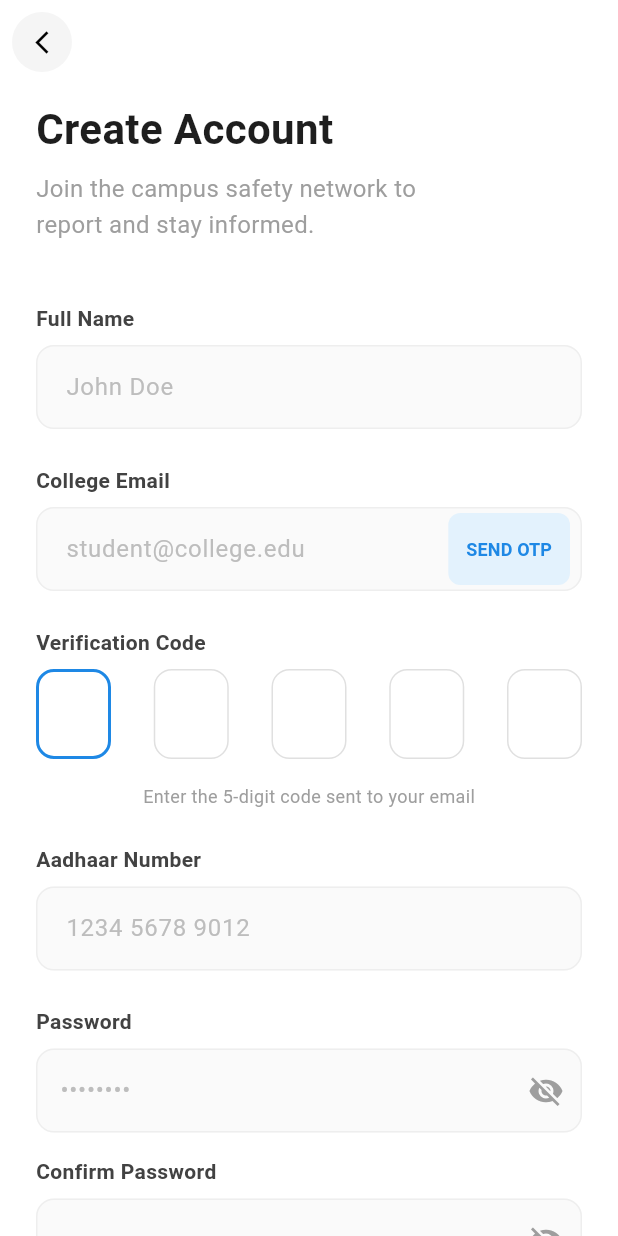
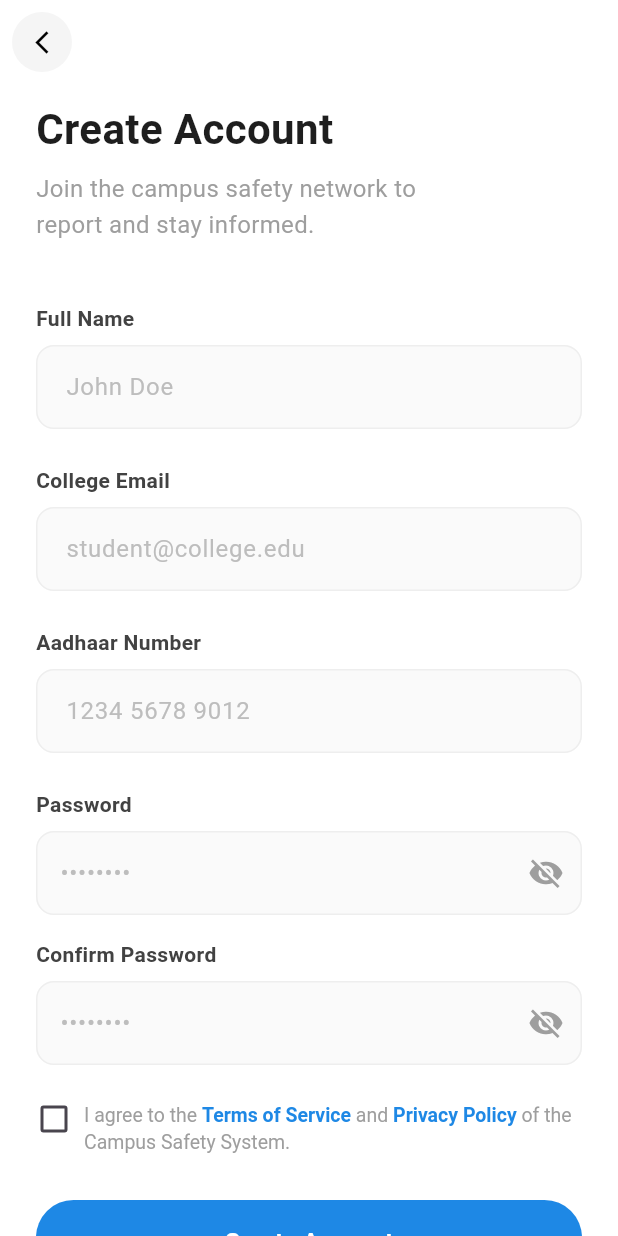
Before and after one commit to Abhishek-jaison/crime-report, a Flutter app: the SignupScreen screen opened directly, on a phone screen of 412 x 824 dp. Run offline on Flutter 3.47's test engine with Material 3 defaults, Android fonts, the phone set to English and light mode, and no system bars; our stand-ins replace flutter_map, geolocator, image_picker, latlong2, shared_preferences; missing offline and left inert: floating_frosted_bottom_bar, flutter_map_heatmap; accounts and stored records are empty; network calls fail.

Commit message:
removed OTP

```diff
--- a/crimereport/lib/features/auth/presentation/pages/signup_screen.dart
+++ b/crimereport/lib/features/auth/presentation/pages/signup_screen.dart
@@ -2,7 +2,6 @@ import 'package:flutter/material.dart';
 import 'package:crimereport/core/services/auth_service.dart';
 import 'package:crimereport/features/auth/presentation/pages/login_screen.dart';
 import 'package:shared_preferences/shared_preferences.dart';
-import 'dart:async';
 
 class SignupScreen extends StatefulWidget {
   const SignupScreen({super.key});
@@ -15,51 +14,24 @@ class _SignupScreenState extends State<SignupScreen> {
   final _formKey = GlobalKey<FormState>();
   final _nameController = TextEditingController();
   final _emailController = TextEditingController();
-  final _otpController = TextEditingController();
   final _passwordController = TextEditingController();
   final _confirmPasswordController = TextEditingController();
   final _aadhaarController = TextEditingController();
 
   final AuthService _authService = AuthService();
   bool _isLoading = false;
-  bool _isOtpSent = false;
   bool _isAgreedToTerms = false;
   bool _isPasswordVisible = false;
   bool _isConfirmPasswordVisible = false;
-
-  Timer? _timer;
-  int _start = 60;
-  bool _canResend = false;
 
   @override
   void dispose() {
     _nameController.dispose();
     _emailController.dispose();
-    _otpController.dispose();
     _passwordController.dispose();
     _confirmPasswordController.dispose();
     _aadhaarController.dispose();
-    _timer?.cancel();
     super.dispose();
-  }
-
-  void _startTimer() {
-    setState(() {
-      _start = 60;
-      _canResend = false;
-    });
-    _timer = Timer.periodic(const Duration(seconds: 1), (timer) {
-      if (_start == 0) {
-        setState(() {
-          _timer?.cancel();
-          _canResend = true;
-        });
-      } else {
-        setState(() {
-          _start--;
-        });
-      }
-    });
   }
 
   void _showSnackBar(String message, {bool isError = false}) {
@@ -72,59 +44,21 @@ class _SignupScreenState extends State<SignupScreen> {
     );
   }
 
-  Future<void> _sendOtp() async {
-    final email = _emailController.text.trim();
-    if (email.isEmpty || !email.contains('@')) {
-      _showSnackBar('Please enter a valid email address.', isError: true);
-      return;
-    }
-
-    setState(() => _isLoading = true);
-    final result = await _authService.sendOtp(email);
-    setState(() => _isLoading = false);
-
-    if (result['success']) {
-      _showSnackBar('OTP Sent! Check your email.');
-      setState(() {
-        _isOtpSent = true;
-      });
-      _startTimer();
-    } else {
-      _showSnackBar(result['message'] ?? 'Failed to send OTP', isError: true);
-    }
-  }
-
   Future<void> _createAccount() async {
     if (_formKey.currentState!.validate()) {
       if (!_isAgreedToTerms) {
         _showSnackBar('You must agree to the Terms of Service', isError: true);
         return;
       }
-      if (!_isOtpSent) {
-        _showSnackBar('Please create and verify OTP first', isError: true);
-        return;
-      }
 
       setState(() => _isLoading = true);
 
-      // 1. Verify OTP
-      final verifyResult = await _authService.verifyOtp(
-        _emailController.text.trim(),
-        _otpController.text.trim(),
-      );
-
-      if (!verifyResult['success']) {
-        setState(() => _isLoading = false);
-        _showSnackBar(verifyResult['message'] ?? 'Invalid OTP', isError: true);
-        return;
-      }
-
-      // 2. Signup
+      // Signup directly
       final signupResult = await _authService.signup(
         _nameController.text.trim(),
         _emailController.text.trim(),
         _passwordController.text.trim(),
-        "000000000000",
+        _aadhaarController.text.trim().isEmpty ? "000000000000" : _aadhaarController.text.trim(),
       );
 
       setState(() => _isLoading = false);
@@ -145,36 +79,6 @@ class _SignupScreenState extends State<SignupScreen> {
         );
       }
     }
-  }
-
-  Widget _buildOtpBox(int index) {
-    String char = "";
-    if (_otpController.text.length > index) {
-      char = _otpController.text[index];
-    }
-
-    bool isFocused = index == _otpController.text.length;
-
-    return Container(
-      width: 50,
-      height: 60,
-      decoration: BoxDecoration(
-        border: Border.all(
-          color: char.isNotEmpty || isFocused
-              ? const Color(0xFF1E88E5)
-              : Colors.grey.shade300,
-          width: isFocused ? 2 : 1,
-        ),
-        borderRadius: BorderRadius.circular(12),
-        color: Colors.white,
-      ),
-      child: Center(
-        child: Text(
-          char,
-          style: const TextStyle(fontSize: 24, fontWeight: FontWeight.bold),
-        ),
-      ),
-    );
   }
 
   @override
@@ -299,87 +203,14 @@ class _SignupScreenState extends State<SignupScreen> {
                         borderRadius: BorderRadius.circular(12),
                         borderSide: BorderSide(color: Colors.grey.shade200),
                       ),
-                      suffixIcon: Container(
-                        margin: const EdgeInsets.only(right: 8),
-                        child: TextButton(
-                          onPressed: (_isLoading || _isOtpSent && !_canResend)
-                              ? null
-                              : _sendOtp,
-                          style: TextButton.styleFrom(
-                            backgroundColor: const Color(0xFFE3F2FD),
-                            shape: RoundedRectangleBorder(
-                              borderRadius: BorderRadius.circular(8),
-                            ),
-                          ),
-                          child: Text(
-                            _isOtpSent && !_canResend ? "SENT" : "SEND OTP",
-                            style: TextStyle(
-                              color: const Color(0xFF1E88E5),
-                              fontWeight: FontWeight.bold,
-                              fontSize: 12,
-                            ),
-                          ),
-                        ),
-                      ),
                     ),
                     keyboardType: TextInputType.emailAddress,
-                  ),
-
-                  const SizedBox(height: 24),
-
-                  // OTP Field
-                  Row(
-                    mainAxisAlignment: MainAxisAlignment.spaceBetween,
-                    children: [
-                      const Text(
-                        "Verification Code",
-                        style: TextStyle(
-                          fontWeight: FontWeight.bold,
-                          color: Color(0xFF424242),
-                        ),
-                      ),
-                      if (_isOtpSent)
-                        Text(
-                          _canResend
-                              ? "Resend available"
-                              : "Resend in 0:${_start.toString().padLeft(2, '0')}",
-                          style: TextStyle(
-                            color: const Color(0xFF1E88E5),
-                            fontSize: 13,
-                            fontWeight: FontWeight.bold,
-                          ),
-                        ),
-                    ],
-                  ),
-                  const SizedBox(height: 8),
-                  Stack(
-                    children: [
-                      Opacity(
-                        opacity: 0.0,
-                        child: TextFormField(
-                          controller: _otpController,
-                          maxLength: 5,
-                          keyboardType: TextInputType.number,
-                          onChanged: (val) => setState(() {}),
-                        ),
-                      ),
-                      Row(
-                        mainAxisAlignment: MainAxisAlignment.spaceBetween,
-                        children: List.generate(
-                          5,
-                          (index) => _buildOtpBox(index),
-                        ),
-                      ),
-                    ],
-                  ),
-                  const Center(
-                    child: Padding(
-                      padding: EdgeInsets.only(top: 8.0),
-                      child: Text(
-                        "Enter the 5-digit code sent to your email",
-                        style: TextStyle(color: Colors.grey, fontSize: 12),
-                      ),
-                    ),
+                    validator: (value) {
+                      if (value == null || value.isEmpty || !value.contains('@')) {
+                        return 'Please enter a valid email address';
+                      }
+                      return null;
+                    },
                   ),
 
                   const SizedBox(height: 24),
@@ -461,6 +292,12 @@ class _SignupScreenState extends State<SignupScreen> {
                         borderSide: BorderSide(color: Colors.grey.shade200),
                       ),
                     ),
+                    validator: (value) {
+                      if (value == null || value.isEmpty || value.length < 6) {
+                        return 'Password must be at least 6 characters';
+                      }
+                      return null;
+                    },
                   ),
 
                   const SizedBox(height: 16),
@@ -503,6 +340,12 @@ class _SignupScreenState extends State<SignupScreen> {
                         borderSide: BorderSide(color: Colors.grey.shade200),
                       ),
                     ),
+                    validator: (value) {
+                      if (value != _passwordController.text) {
+                        return 'Passwords do not match';
+                      }
+                      return null;
+                    },
                   ),
 
                   const SizedBox(height: 24),
```
Also changed, not shown: crimereport/lib/core/services/auth_service.dart (+0 -36 lines), crimereport/lib/features/home/presentation/pages/home_screen.dart (+17 -19 lines), 1 other file.
